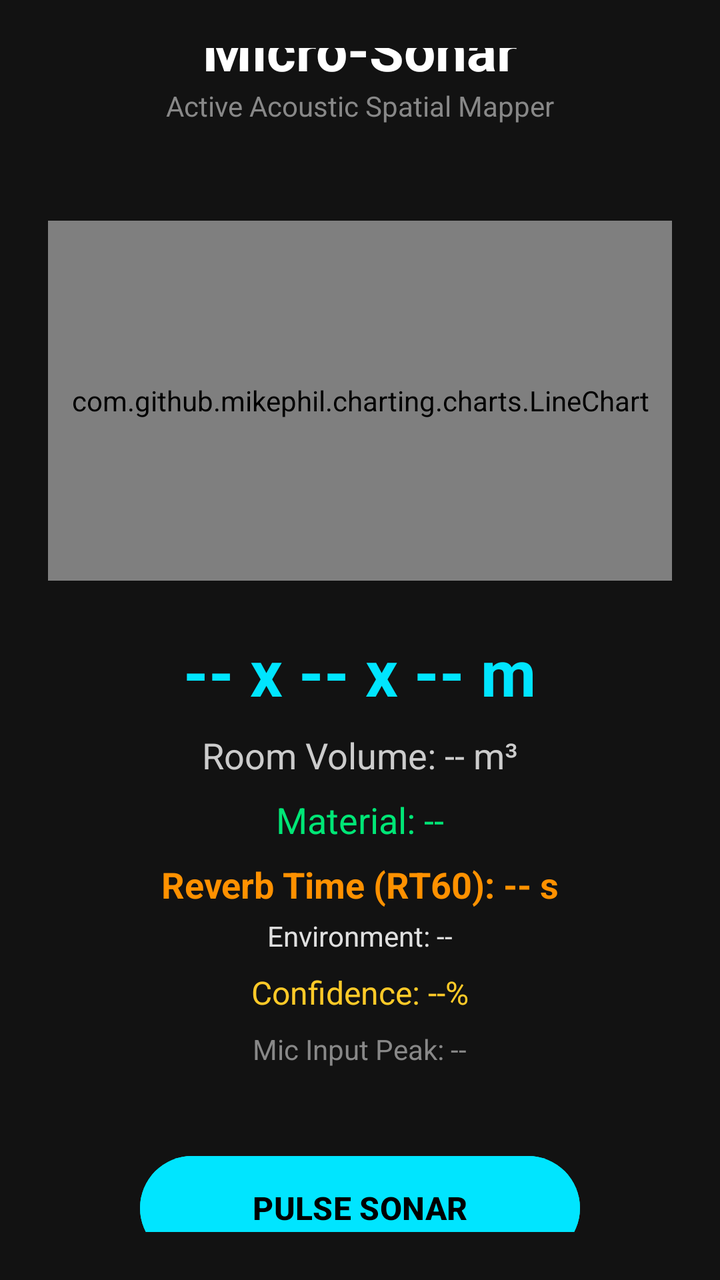
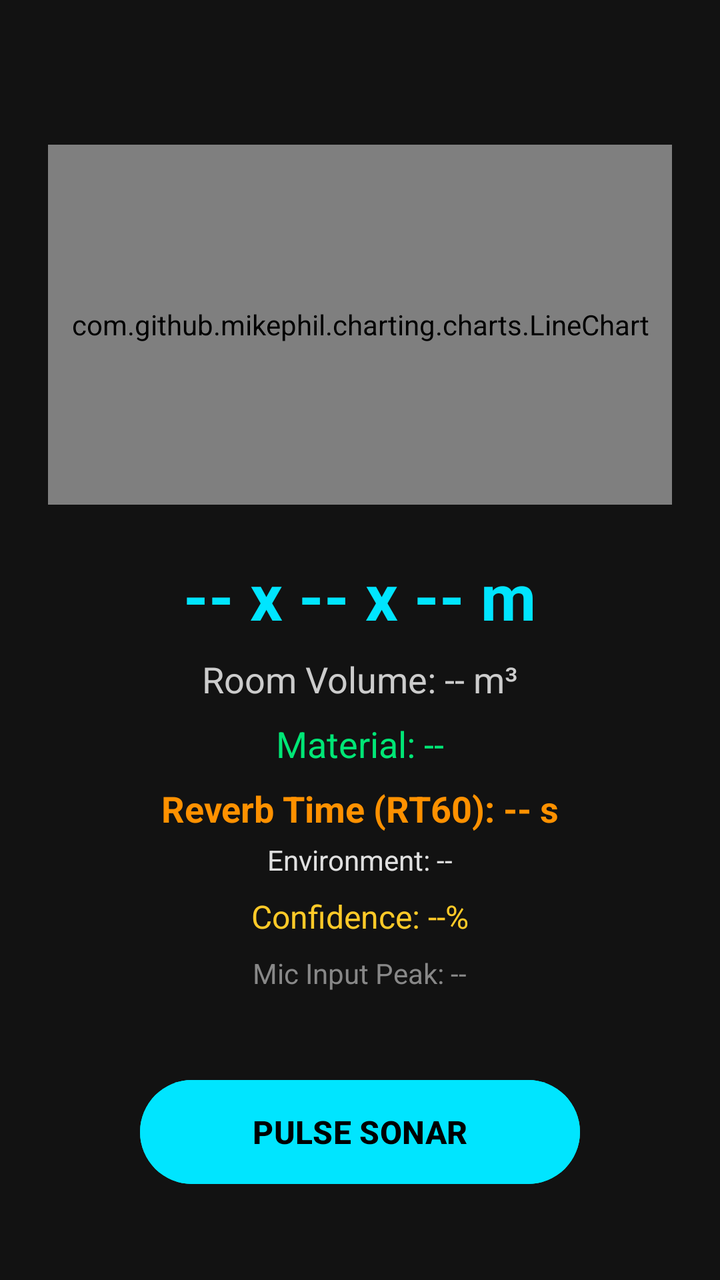

An Android layout rendered at two revisions. The XML below is the earlier revision; the diff shows what the commit changed to produce the second picture.
<!-- AndroidManifest.xml: application theme Theme.MicroSonarApp -->
<!-- res/layout/activity_main.xml -->
<?xml version="1.0" encoding="utf-8"?>
<LinearLayout xmlns:android="http://schemas.android.com/apk/res/android"
    android:layout_width="match_parent"
    android:layout_height="match_parent"
    android:orientation="vertical"
    android:gravity="center"
    android:padding="24dp"
    android:background="#121212">

    <TextView
        android:layout_width="wrap_content"
        android:layout_height="wrap_content"
        android:text="Micro-Sonar"
        android:textSize="28sp"
        android:textStyle="bold"
        android:textColor="#FFFFFF" />

    <TextView
        android:layout_width="wrap_content"
        android:layout_height="wrap_content"
        android:text="Active Acoustic Spatial Mapper"
        android:textSize="14sp"
        android:textColor="#888888"
        android:layout_marginBottom="32dp" />

    <com.github.mikephil.charting.charts.LineChart
        android:id="@+id/waveformChart"
        android:layout_width="match_parent"
        android:layout_height="180dp"
        android:layout_marginTop="16dp"
        android:layout_marginBottom="24dp" />

    <TextView
        android:id="@+id/tvDimensions"
        android:layout_width="wrap_content"
        android:layout_height="wrap_content"
        android:text="-- x -- x -- m"
        android:textSize="32sp"
        android:textStyle="bold"
        android:textColor="#00E5FF" />

    <TextView
        android:id="@+id/tvVolume"
        android:layout_width="wrap_content"
        android:layout_height="wrap_content"
        android:text="Room Volume: -- m³"
        android:textSize="18sp"
        android:textColor="#CCCCCC"
        android:layout_marginTop="8dp" />

    <TextView
        android:id="@+id/tvMaterial"
        android:layout_width="wrap_content"
        android:layout_height="wrap_content"
        android:text="Material: --"
        android:textSize="18sp"
        android:textColor="#00E676"
        android:layout_marginTop="8dp" />

    <TextView
        android:id="@+id/tvRT60"
        android:layout_width="wrap_content"
        android:layout_height="wrap_content"
        android:text="Reverb Time (RT60): -- s"
        android:textSize="18sp"
        android:textColor="#FF9100"
        android:textStyle="bold"
        android:layout_marginTop="8dp" />

    <TextView
        android:id="@+id/tvRoomType"
        android:layout_width="wrap_content"
        android:layout_height="wrap_content"
        android:text="Environment: --"
        android:textSize="14sp"
        android:textColor="#E0E0E0"
        android:layout_marginTop="4dp" />

    <TextView
        android:id="@+id/tvConfidence"
        android:layout_width="wrap_content"
        android:layout_height="wrap_content"
        android:text="Confidence: --%"
        android:textSize="16sp"
        android:textColor="#FFCA28"
        android:layout_marginTop="8dp" />

    <TextView
        android:id="@+id/tvMicLevel"
        android:layout_width="wrap_content"
        android:layout_height="wrap_content"
        android:text="Mic Input Peak: --"
        android:textSize="14sp"
        android:textColor="#888888"
        android:layout_marginTop="8dp"
        android:layout_marginBottom="40dp" />

    <Button
        android:id="@+id/btnPing"
        android:layout_width="220dp"
        android:layout_height="60dp"
        android:text="PULSE SONAR"
        android:textSize="16sp"
        android:textStyle="bold"
        android:backgroundTint="#00E5FF"
        android:textColor="#000000" />

</LinearLayout>
<!-- resources referenced by this layout -->
<resources>
  <style name="Theme.MicroSonarApp" parent="Base.Theme.MicroSonarApp" />
  <style name="Base.Theme.MicroSonarApp" parent="Theme.Material3.DayNight.NoActionBar">
          
          
      </style>
</resources>

<!-- the commit's change to res/layout/activity_main.xml (unified diff, before → after) -->
@@ -105,4 +105,15 @@
         android:backgroundTint="#00E5FF"
         android:textColor="#000000" />
 
+    <Button
+        android:id="@+id/btnDiagnostic"
+        android:layout_width="220dp"
+        android:layout_height="60dp"
+        android:text="RUN DIAGNOSTIC SCAN"
+        android:textSize="14sp"
+        android:textStyle="bold"
+        android:backgroundTint="#FFB300"
+        android:textColor="#000000"
+        android:layout_marginTop="16dp" />
+
 </LinearLayout>
